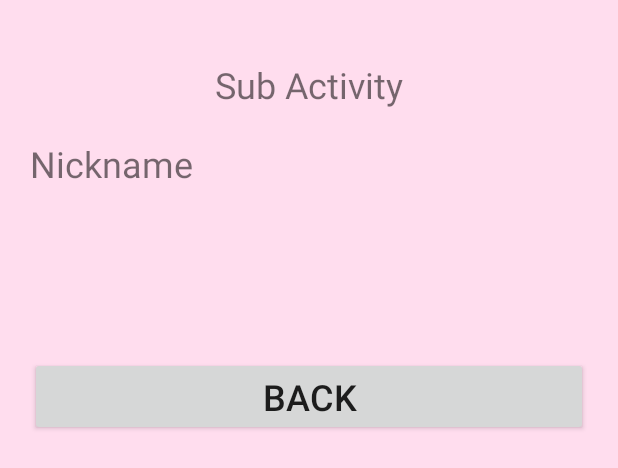
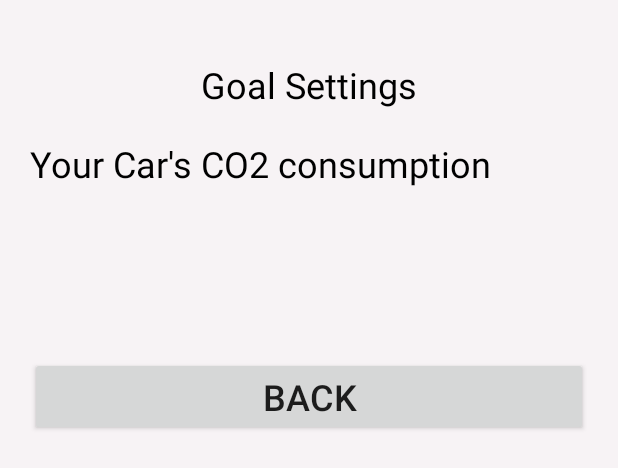
Before and after one commit to team-cero/CulcToGoalset, an Android app: the layout activity_sub.xml on its own in the app's theme, with its tools: preview values and no code run, on a phone screen of 412 x 824 dp. Shown: the top 468 px of the screen. Run offline under Robolectric (Android 15) with nearby library versions, the phone set to English and light mode, and no system bars.

Commit message:
fixed screen transition

```diff
--- a/app/src/main/AndroidManifest.xml
+++ b/app/src/main/AndroidManifest.xml
@@ -16,6 +16,10 @@
                 <category android:name="android.intent.category.LAUNCHER" />
             </intent-filter>
         </activity>
+        <activity
+            android:name=".SubActivity"
+            android:label="@string/app_name" >
+        </activity>
     </application>
 
 </manifest>
--- a/app/src/main/res/layout/activity_sub.xml
+++ b/app/src/main/res/layout/activity_sub.xml
@@ -1,18 +1,18 @@
 <?xml version="1.0" encoding="utf-8"?>
-<LinearLayout
-    xmlns:android="http://schemas.android.com/apk/res/android"
-    android:background="#fde"
-    android:orientation="vertical"
+<LinearLayout xmlns:android="http://schemas.android.com/apk/res/android"
     android:layout_width="match_parent"
-    android:layout_height="match_parent" >
+    android:layout_height="match_parent"
+    android:background="#F7F3F5"
+    android:orientation="vertical">
 
     <TextView
-        android:text="@string/sub"
-        android:textSize="24sp"
         android:layout_width="match_parent"
         android:layout_height="wrap_content"
+        android:layout_marginTop="40dp"
         android:gravity="center_horizontal"
-        android:layout_marginTop="40dp" />
+        android:text="@string/sub"
+        android:textColor="@android:color/black"
+        android:textSize="24sp" />
 
     <LinearLayout
         android:layout_width="match_parent"
@@ -24,11 +24,12 @@
             android:layout_height="wrap_content"
             android:layout_margin="20dp"
             android:text="@string/from_main"
+            android:textColor="@android:color/black"
             android:textSize="24sp" />
 
         <TextView
             android:id="@+id/textView"
-            android:layout_width="220dp"
+            android:layout_width="match_parent"
             android:layout_height="wrap_content"
             android:layout_margin="20dp"
             android:textSize="24sp" />
@@ -38,11 +39,11 @@
 
     <Button
         android:id="@+id/button"
-        android:text="@string/back"
-        android:textSize="24sp"
         android:layout_width="match_parent"
         android:layout_height="wrap_content"
+        android:layout_margin="20dp"
         android:gravity="center_horizontal"
-        android:layout_margin="20dp" />
+        android:text="@string/back"
+        android:textSize="24sp" />
 
 </LinearLayout>
--- a/app/src/main/res/values/strings.xml
+++ b/app/src/main/res/values/strings.xml
@@ -25,7 +25,6 @@
         <item>C-HR</item>
     </string-array>
 
-    <string name="sub">Sub Activity</string>
-    <string name="os_name">OS name"</string>
-    <string name="from_main">"Nickname"</string>
+    <string name="sub">Goal Settings</string>
+    <string name="from_main">Your Car\'s CO2 consumption</string>
 </resources>
```
